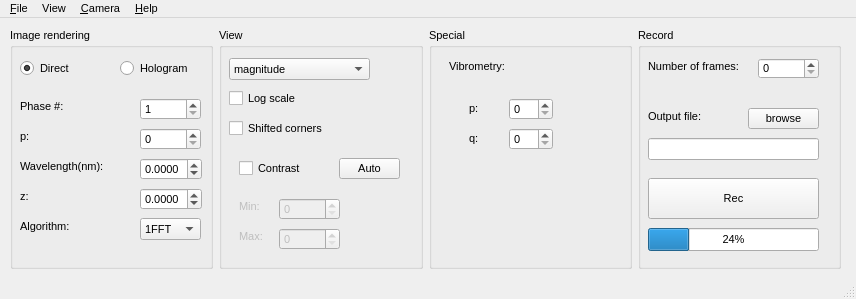
Old version of the form Holovibes/main_window.ui in the repository DigitalHolography/Holovibes.
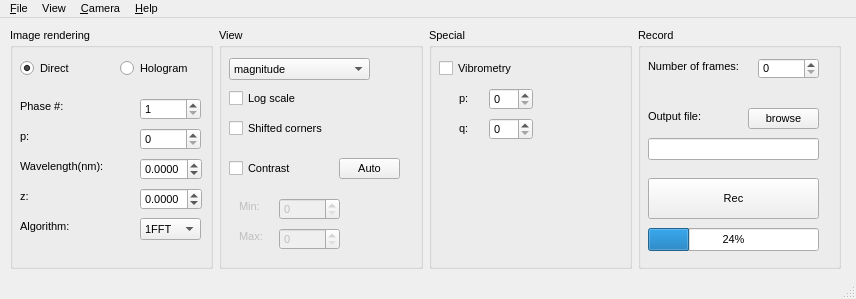
New version of the form. Custom widgets are drawn as their Qt base class.

Commit message: Camera initialization does not depend from holovibes constructor object anymore, starting camera switching system for GUI. Vibrometry binded to GUI.

The edit to the form file:
```diff
--- a/Holovibes/main_window.ui
+++ b/Holovibes/main_window.ui
@@ -245,8 +245,8 @@
        <widget class="QLabel" name="pLabelVibro">
         <property name="geometry">
          <rect>
-          <x>40</x>
-          <y>70</y>
+          <x>30</x>
+          <y>60</y>
           <width>31</width>
           <height>21</height>
          </rect>
@@ -258,8 +258,8 @@
        <widget class="QSpinBox" name="pSpinBoxVibro">
         <property name="geometry">
          <rect>
-          <x>80</x>
-          <y>70</y>
+          <x>60</x>
+          <y>60</y>
           <width>44</width>
           <height>22</height>
          </rect>
@@ -268,8 +268,8 @@
        <widget class="QSpinBox" name="qSpinBoxVibro">
         <property name="geometry">
          <rect>
-          <x>80</x>
-          <y>100</y>
+          <x>60</x>
+          <y>90</y>
           <width>44</width>
           <height>22</height>
          </rect>
@@ -278,8 +278,8 @@
        <widget class="QLabel" name="qLabelVibro">
         <property name="geometry">
          <rect>
-          <x>40</x>
-          <y>100</y>
+          <x>30</x>
+          <y>90</y>
           <width>31</width>
           <height>21</height>
          </rect>
@@ -288,17 +288,17 @@
          <string>q:</string>
         </property>
        </widget>
-       <widget class="QLabel" name="vibrometryLabel">
+       <widget class="QCheckBox" name="vibrometryCheckBox">
         <property name="geometry">
          <rect>
-          <x>20</x>
+          <x>10</x>
           <y>30</y>
-          <width>81</width>
-          <height>16</height>
+          <width>91</width>
+          <height>21</height>
          </rect>
         </property>
         <property name="text">
-         <string>Vibrometry:</string>
+         <string>Vibrometry</string>
         </property>
        </widget>
       </widget>
@@ -522,7 +522,7 @@
        <widget class="QCheckBox" name="checkBox">
         <property name="geometry">
          <rect>
-          <x>20</x>
+          <x>10</x>
           <y>130</y>
           <width>82</width>
           <height>21</height>
```
Left out of the diff: 21 changed lines with no effect on the pictures. The commit also changes 5 other files.
